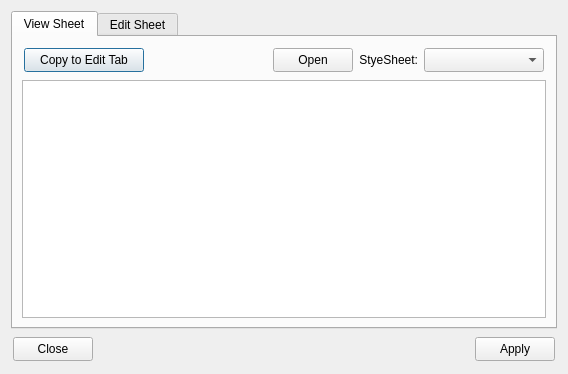
Qt form share/qtvcp/widgets_ui/style_dialog.ui (SebKuzminsky/linuxcnc-gbp) before a commit.
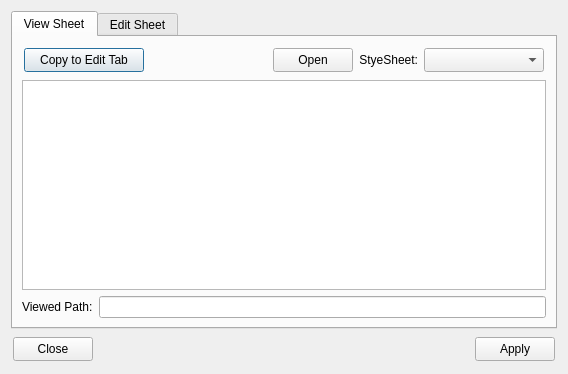
The same form after that commit.

What changed in the file:
```diff
--- a/share/qtvcp/widgets_ui/style_dialog.ui
+++ b/share/qtvcp/widgets_ui/style_dialog.ui
@@ -130,6 +130,24 @@
          </property>
         </widget>
        </item>
+       <item>
+        <layout class="QHBoxLayout" name="horizontalLayout_2">
+         <item>
+          <widget class="QLabel" name="label_2">
+           <property name="text">
+            <string>Viewed Path:</string>
+           </property>
+          </widget>
+         </item>
+         <item>
+          <widget class="QLineEdit" name="lineEdit_path">
+           <property name="readOnly">
+            <bool>true</bool>
+           </property>
+          </widget>
+         </item>
+        </layout>
+       </item>
       </layout>
      </widget>
      <widget class="QWidget" name="tab_edit">
```
Left out of the diff: 13 changed lines with no effect on the pictures.
